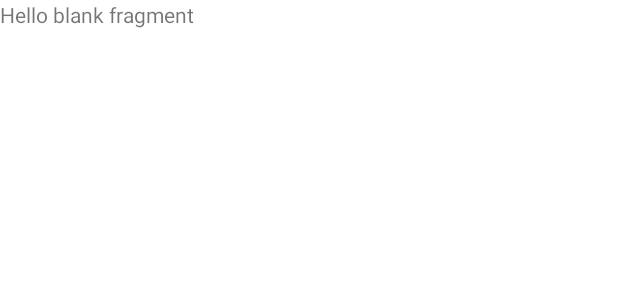
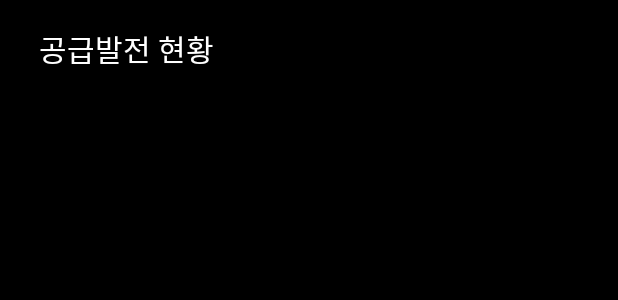
Before and after one commit to capstone-design-team4/Client, an Android app: the layout fragment_user.xml on its own in the app's theme, with its tools: preview values and no code run, on a phone screen of 412 x 824 dp. Shown: the top 300 px of the screen. Run offline under Robolectric (Android 15) with nearby library versions, the light colour scheme and no system bars.

Commit message:
발전 전력 공급 현황

```diff
--- a/app/src/main/res/layout/fragment_user.xml
+++ b/app/src/main/res/layout/fragment_user.xml
@@ -1,14 +1,60 @@
 <?xml version="1.0" encoding="utf-8"?>
-<FrameLayout xmlns:android="http://schemas.android.com/apk/res/android"
+<androidx.constraintlayout.widget.ConstraintLayout xmlns:android="http://schemas.android.com/apk/res/android"
+    xmlns:app="http://schemas.android.com/apk/res-auto"
     xmlns:tools="http://schemas.android.com/tools"
     android:layout_width="match_parent"
     android:layout_height="match_parent"
+    android:background="#000000"
     tools:context=".UserFragment">
 
-    <!-- TODO: Update blank fragment layout -->
     <TextView
-        android:layout_width="match_parent"
-        android:layout_height="match_parent"
-        android:text="@string/hello_blank_fragment" />
+        android:id="@+id/title1"
+        android:layout_width="wrap_content"
+        android:layout_height="wrap_content"
+        android:fontFamily="@font/font1"
+        android:text="공급발전 현황"
+        android:textColor="#FFFFFF"
+        android:textSize="20sp"
+        app:layout_constraintBottom_toBottomOf="parent"
+        app:layout_constraintEnd_toEndOf="parent"
+        app:layout_constraintHorizontal_bias="0.089"
+        app:layout_constraintStart_toStartOf="parent"
+        app:layout_constraintTop_toTopOf="parent"
+        app:layout_constraintVertical_bias="0.022" />
 
-</FrameLayout>
+    <Spinner
+        android:id="@+id/spinner1"
+        android:layout_width="100dp"
+        android:layout_height="wrap_content"
+        android:layout_marginStart="15dp"
+        android:layout_marginLeft="15dp"
+        android:layout_marginTop="50dp"
+        android:layout_marginEnd="300dp"
+        android:layout_marginRight="300dp"
+        android:layout_marginBottom="10dp"
+        android:minHeight="48dp"
+        app:layout_constraintBottom_toTopOf="@+id/linearLayout"
+        app:layout_constraintEnd_toEndOf="parent"
+        app:layout_constraintHorizontal_bias="0.0"
+        app:layout_constraintStart_toStartOf="parent"
+        app:layout_constraintTop_toTopOf="parent" />
+
+    <LinearLayout
+        android:id="@+id/linearLayout"
+        android:layout_width="380dp"
+        android:layout_height="630dp"
+        android:layout_marginStart="15dp"
+        android:layout_marginLeft="15dp"
+        android:layout_marginTop="5dp"
+        android:layout_marginEnd="15dp"
+        android:layout_marginRight="15dp"
+        android:layout_marginBottom="5dp"
+        android:orientation="vertical"
+        app:layout_constraintBottom_toBottomOf="parent"
+        app:layout_constraintEnd_toEndOf="parent"
+        app:layout_constraintStart_toStartOf="parent"
+        app:layout_constraintTop_toBottomOf="@+id/spinner1">
+
+    </LinearLayout>
+
+</androidx.constraintlayout.widget.ConstraintLayout>
```
Also changed, not shown: app/src/main/java/com/capstone/jeonshimclient/UserFragment.kt (+33 -0 lines), app/src/main/res/values/array.xml (added, +10 -0 lines).
